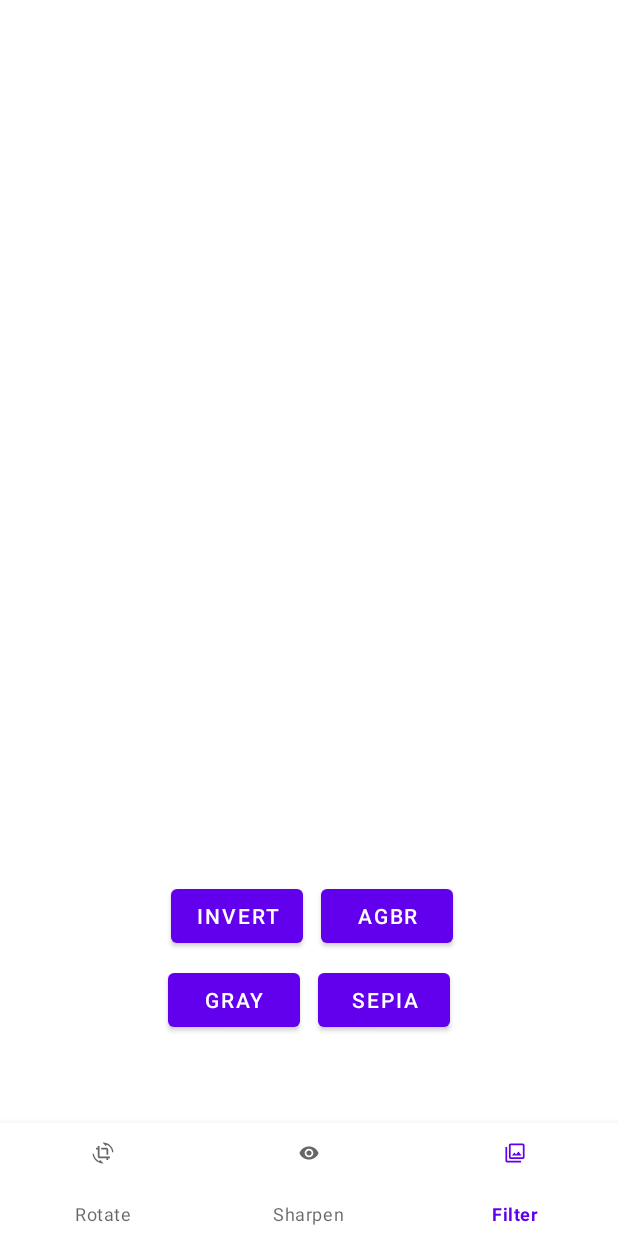
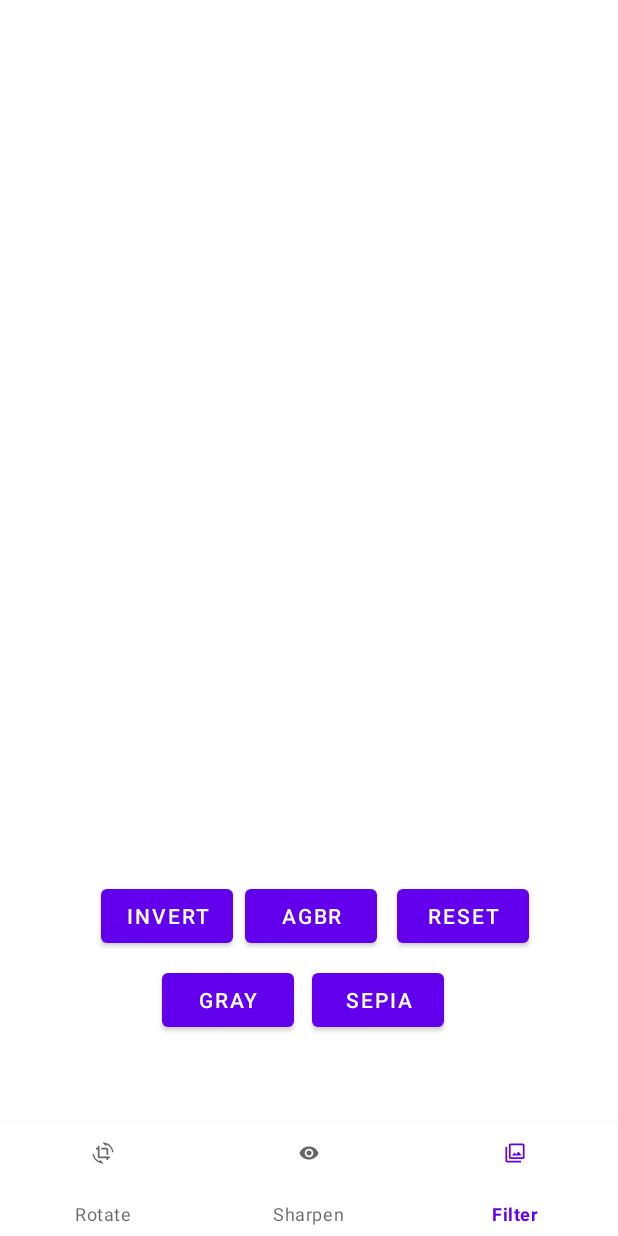
Before and after one commit to xIshuxx/ImageEditingApplication, an Android app: the ImgEditing screen opened directly, with no data from a screen before it, item 3 of the bottom bar chosen, on a phone screen of 412 x 824 dp. Run offline under Robolectric (Android 15) with nearby library versions, the phone set to English and light mode, and no system bars; 1 statement that could not run was skipped.

Commit message:
filters fixed.

```diff
--- a/app/src/main/java/com/example/imgeditor/FilterFragment.kt
+++ b/app/src/main/java/com/example/imgeditor/FilterFragment.kt
@@ -15,16 +15,11 @@ class FilterFragment(imgEditing: ImgEditing) :Fragment(){
     private var activity=imgEditing
     private var pixelArray: IntArray? = null
     private lateinit var bm:Bitmap
+    private lateinit var org:Bitmap
 
     override fun onCreate(savedInstanceState: Bundle?) {
         super.onCreate(savedInstanceState)
-        bm= activity.bitmap!!.copy(activity.bitmap!!.config,true)
-        bm.let{
-            pixelArray = IntArray(it.width * it.height)
-            it.getPixels(pixelArray, 0, it.width, 0, 0, it.width, it.height)
-        }
-
-
+        org = activity.bitmap!!.copy(activity.bitmap!!.config,true)
     }
 
     override fun onCreateView(
@@ -43,6 +38,7 @@ class FilterFragment(imgEditing: ImgEditing) :Fragment(){
         val btnsepia= view.findViewById<Button>(R.id.Btnsepiafilter)
         val btnagbr= view.findViewById<Button>(R.id.Btnagbrfilter)
         val btngray= view.findViewById<Button>(R.id.BtnGrayfilter)
+        val btnreset= view.findViewById<Button>(R.id.BtnReset)
         btninvert.setOnClickListener {
             applyFilter(ColorMatrices.Inverted)
         }
@@ -55,6 +51,11 @@ class FilterFragment(imgEditing: ImgEditing) :Fragment(){
         btnsepia.setOnClickListener {
             applyFilter(ColorMatrices.Sepia)
         }
+        btnreset.setOnClickListener{
+            activity.binding.imageView.setImageBitmap(org)
+            activity.bitmap=org
+        }
+
 
 
     }
@@ -90,6 +91,11 @@ class FilterFragment(imgEditing: ImgEditing) :Fragment(){
     }
 
     private fun applyFilter(colorMatrix: ColorMatrices) {
+        bm= org.copy(org.config,true)
+        bm.let{
+            pixelArray = IntArray(it.width * it.height)
+            it.getPixels(pixelArray, 0, it.width, 0, 0, it.width, it.height)
+        }
         pixelArray.let {
             if (it != null) {
                 for (pixelIndex in it.indices) {
@@ -97,7 +103,6 @@ class FilterFragment(imgEditing: ImgEditing) :Fragment(){
                 }
             }
         }
-
         bm.let {
             it.setPixels(pixelArray, 0, it.width, 0, 0, it.width, it.height)
             activity.binding.imageView.setImageBitmap(it)
--- a/app/src/main/java/com/example/imgeditor/ImgEditing.kt
+++ b/app/src/main/java/com/example/imgeditor/ImgEditing.kt
@@ -42,7 +42,7 @@ class ImgEditing : AppCompatActivity() {
         val sharpenFragment=SharpenFragment(this)
         val filterFragment=FilterFragment(this)
 
-        setCurrentFragment(sharpenFragment)
+        setCurrentFragment(rotateFragment)
 
         binding.bottomNavigationView.setOnNavigationItemSelectedListener{
             when(it.itemId){
--- a/app/src/main/res/layout/fragment_filter.xml
+++ b/app/src/main/res/layout/fragment_filter.xml
@@ -8,26 +8,37 @@
     tools:context=".ImgEditing">
 
     <Button
-        android:id="@+id/BtnGrayfilter"
-        android:layout_width="wrap_content"
-        android:layout_height="wrap_content"
-        android:layout_marginStart="112dp"
-        android:layout_marginTop="8dp"
-        android:text="Gray"
-        app:layout_constraintStart_toStartOf="parent"
-        app:layout_constraintTop_toBottomOf="@+id/BtnInvertfilter" />
-
-    <Button
         android:id="@+id/BtnInvertfilter"
         android:layout_width="wrap_content"
         android:layout_height="wrap_content"
         android:text="Invert"
         app:layout_constraintBottom_toBottomOf="parent"
         app:layout_constraintEnd_toEndOf="parent"
-        app:layout_constraintHorizontal_bias="0.352"
+        app:layout_constraintHorizontal_bias="0.207"
         app:layout_constraintStart_toStartOf="parent"
         app:layout_constraintTop_toTopOf="parent"
         app:layout_constraintVertical_bias="0.527" />
+
+    <Button
+        android:id="@+id/Btnagbrfilter"
+        android:layout_width="wrap_content"
+        android:layout_height="wrap_content"
+        android:layout_marginStart="8dp"
+        android:text="AGBR"
+        app:layout_constraintBottom_toBottomOf="parent"
+        app:layout_constraintStart_toEndOf="@+id/BtnInvertfilter"
+        app:layout_constraintTop_toTopOf="parent"
+        app:layout_constraintVertical_bias="0.527" />
+
+    <Button
+        android:id="@+id/BtnGrayfilter"
+        android:layout_width="wrap_content"
+        android:layout_height="wrap_content"
+        android:layout_marginStart="108dp"
+        android:layout_marginTop="8dp"
+        android:text="Gray"
+        app:layout_constraintStart_toStartOf="parent"
+        app:layout_constraintTop_toBottomOf="@+id/BtnInvertfilter" />
 
     <Button
         android:id="@+id/Btnsepiafilter"
@@ -40,13 +51,15 @@
         app:layout_constraintTop_toBottomOf="@+id/Btnagbrfilter" />
 
     <Button
-        android:id="@+id/Btnagbrfilter"
+        android:id="@+id/BtnReset"
         android:layout_width="wrap_content"
         android:layout_height="wrap_content"
-        android:layout_marginStart="12dp"
-        android:text="AGBR"
+        android:layout_marginEnd="16dp"
+        android:text="Reset"
         app:layout_constraintBottom_toBottomOf="parent"
-        app:layout_constraintStart_toEndOf="@+id/BtnInvertfilter"
+        app:layout_constraintEnd_toEndOf="parent"
+        app:layout_constraintHorizontal_bias="0.232"
+        app:layout_constraintStart_toEndOf="@+id/Btnagbrfilter"
         app:layout_constraintTop_toTopOf="parent"
         app:layout_constraintVertical_bias="0.527" />
 
```
